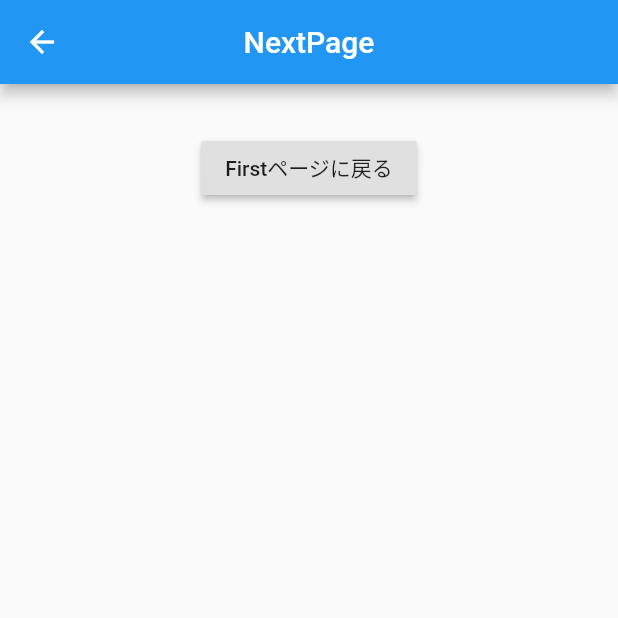
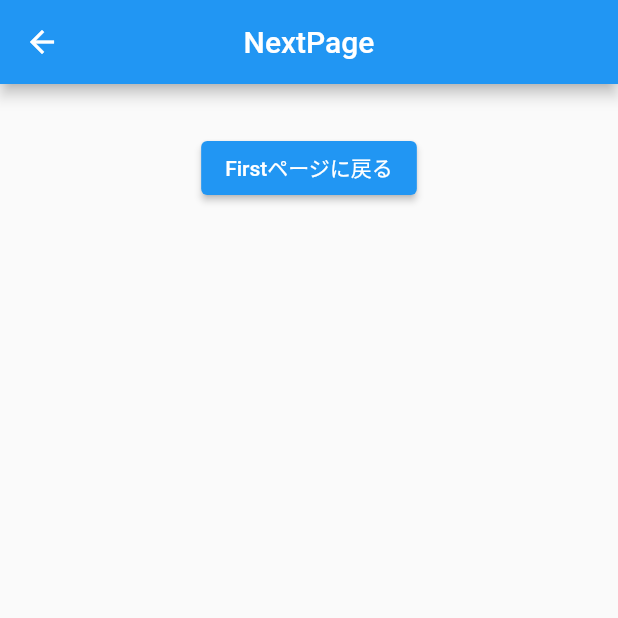
Before and after one commit to kokoriru/transaction, a Flutter app: the screen it shows after launch, after a tap on "Nextページへ", on a phone screen of 412 x 824 dp, the top half of it. Run offline on Flutter 3.47's test engine with Material 2 defaults, Android fonts, the light colour scheme and no system bars.

Commit message:
非推奨となった RaisedButton の利用をやめ ElevatedButton に変更

```diff
--- a/lib/components/first_page.dart
+++ b/lib/components/first_page.dart
@@ -13,7 +13,7 @@ class FirstPage extends StatelessWidget {
         child: Center(
           child: Column(
             children: <Widget>[
-              RaisedButton(onPressed: () => {
+              ElevatedButton(onPressed: () => {
                 Navigator.push(
                   context,
                   MaterialPageRoute(builder: (context)=>NextPage(),)
--- a/lib/components/next_page.dart
+++ b/lib/components/next_page.dart
@@ -13,7 +13,7 @@ class NextPage extends StatelessWidget {
         child: Center(
           child: Column(
             children: <Widget>[
-              RaisedButton(onPressed: () => {}, child: Text('Firstページに戻る'),)
+              ElevatedButton(onPressed: () => {}, child: Text('Firstページに戻る'),)
             ],
           ),
         ),
```
